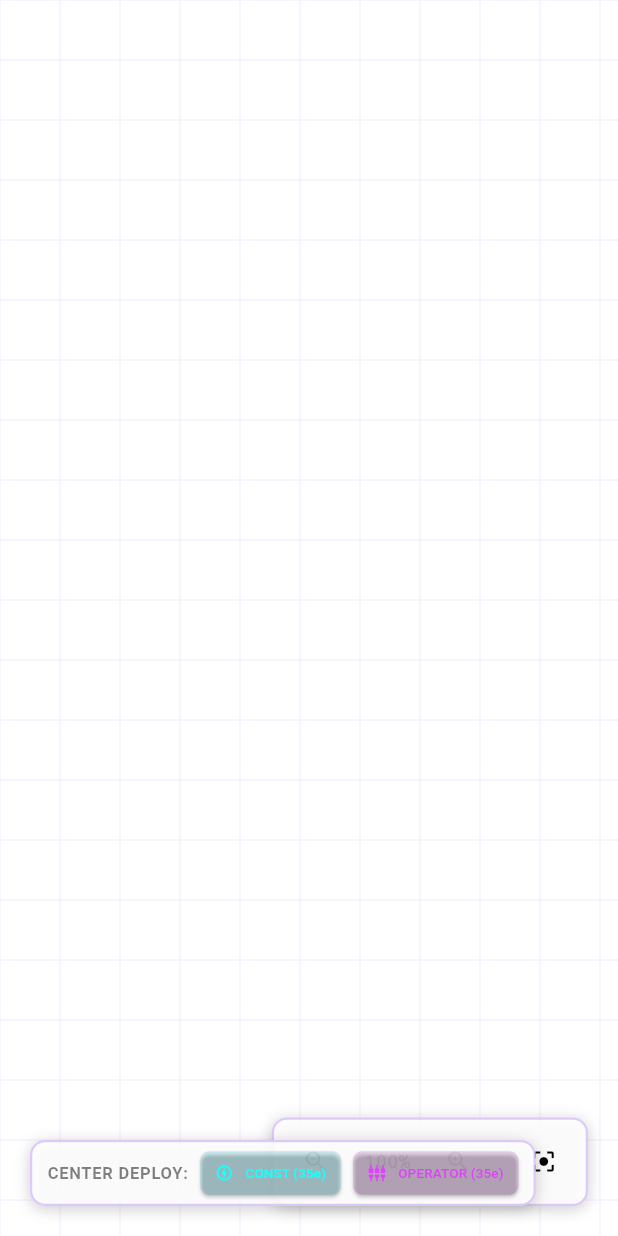
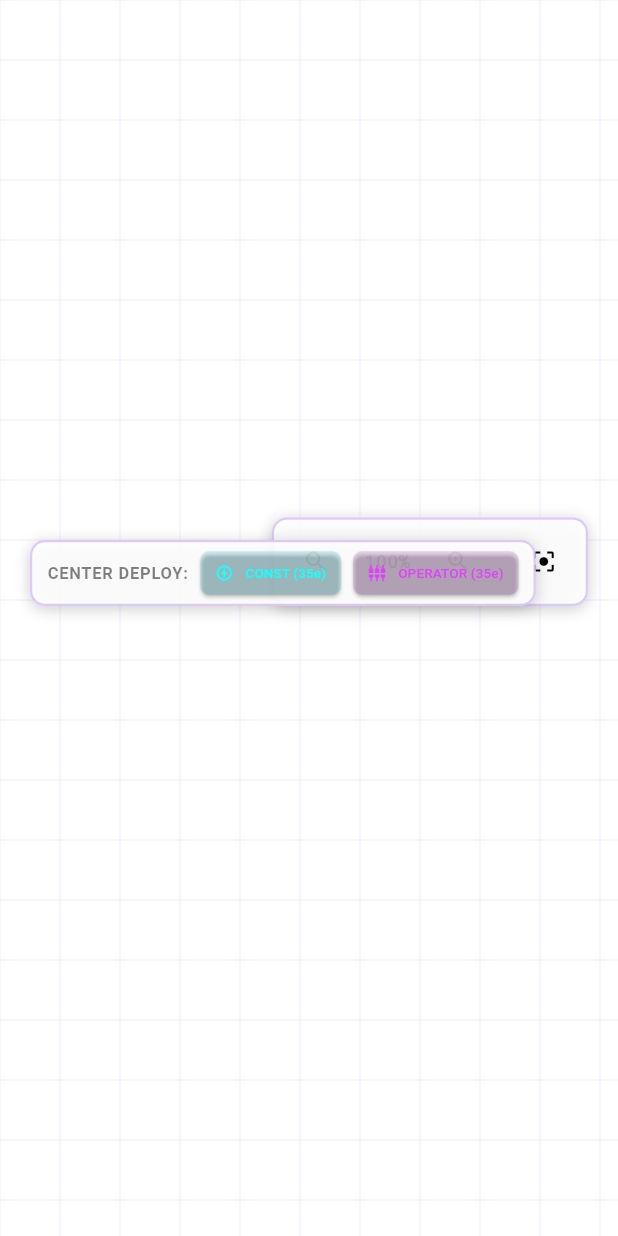
Before and after one commit to mg3994/magic-fun, a Flutter app: the LogicGridCanvas widget shown alone on an empty page, opened directly, on a phone screen of 412 x 824 dp. Run offline on Flutter 3.47's test engine with Material 3 defaults, Android fonts, the phone set to English and light mode, and no system bars; our stand-ins replace go_router, shared_preferences; missing offline and left inert: nowa_runtime; accounts and stored records are empty.

Commit message:
Improve canvas interactions and make UI responsive
- Refactor LogicGridCanvas to use InteractiveViewer for smooth pan/zoom.
- Add mouse wheel and keyboard shortcuts (Ctrl+, Ctrl-, Ctrl0) for zooming.
- Implement a 5000x5000 "infinite" canvas area with automatic content centering.
- Improve node dragging accuracy by accounting for current zoom scale.
- Add collision detection for node creation to prevent overlapping.
- Implement responsive layout: side-by-side sidebars for desktop (>900px) and a TabBar-based switcher for mobile.
- Fix missing dart:math import and layout clipping issues.

Co-authored-by: mg3994 <126542773+mg3994@users.noreply.github.com>

```diff
--- a/lib/components/logic_grid_canvas.dart
+++ b/lib/components/logic_grid_canvas.dart
@@ -1,4 +1,5 @@
 import 'package:flutter/material.dart';
+import 'package:flutter/services.dart';
 import 'dart:async';
 import 'package:nowa_runtime/nowa_runtime.dart';
 import 'package:syncpoint_paradox_logic/globals/app_state.dart';
@@ -21,6 +22,8 @@ class LogicGridCanvas extends StatefulWidget {
 @NowaGenerated()
 class _LogicGridCanvasState extends State<LogicGridCanvas> {
   Timer? _animationTimer;
+  final TransformationController _transformationController =
+      TransformationController();
 
   @override
   void initState() {
@@ -30,11 +33,33 @@ class _LogicGridCanvasState extends State<LogicGridCanvas> {
         setState(() {});
       }
     });
+
+    final state = AppState.of(context, listen: false);
+    _transformationController.value = Matrix4.identity()
+      ..translate(state.canvasOffsetX, state.canvasOffsetY)
+      ..scale(state.canvasScale);
+
+    _transformationController.addListener(_onTransformationChanged);
+  }
+
+  void _onTransformationChanged() {
+    final state = AppState.of(context, listen: false);
+    final matrix = _transformationController.value;
+    final translation = matrix.getTranslation();
+    final scale = matrix.getMaxScaleOnAxis();
+
+    if (scale != state.canvasScale ||
+        translation.x != state.canvasOffsetX ||
+        translation.y != state.canvasOffsetY) {
+      state.updateCanvasTransform(translation.x, translation.y, scale);
+    }
   }
 
   @override
   void dispose() {
     _animationTimer?.cancel();
+    _transformationController.removeListener(_onTransformationChanged);
+    _transformationController.dispose();
     super.dispose();
   }
 
@@ -42,28 +67,63 @@ class _LogicGridCanvasState extends State<LogicGridCanvas> {
   Widget build(BuildContext context) {
     final state = AppState.of(context, listen: true);
     final theme = Theme.of(context);
+    final isHorizontal = MediaQuery.of(context).size.width > 900;
+
+    // Sync from state if needed (e.g. when resetZoom is called)
+    final matrix = _transformationController.value;
+    if ((matrix.getMaxScaleOnAxis() - state.canvasScale).abs() > 0.001 ||
+        (matrix.getTranslation().x - state.canvasOffsetX).abs() > 0.001 ||
+        (matrix.getTranslation().y - state.canvasOffsetY).abs() > 0.001) {
+      _transformationController.value = Matrix4.identity()
+        ..translate(state.canvasOffsetX, state.canvasOffsetY)
+        ..scale(state.canvasScale);
+    }
+
     return LayoutBuilder(
-      builder: (context, constraints) => ClipRect(
+      builder: (context, constraints) => Shortcuts(
+        shortcuts: <ShortcutActivator, Intent>{
+          LogicalKeySet(LogicalKeyboardKey.control, LogicalKeyboardKey.equal):
+              const _ZoomIntent.in_(),
+          LogicalKeySet(LogicalKeyboardKey.control, LogicalKeyboardKey.minus):
+              const _ZoomIntent.out(),
+          LogicalKeySet(LogicalKeyboardKey.control, LogicalKeyboardKey.digit0):
+              const _ZoomIntent.reset(),
+        },
+        child: Actions(
+          actions: <Type, Action<Intent>>{
+            _ZoomIntent: CallbackAction<_ZoomIntent>(
+              onInvoke: (intent) {
+                if (intent.type == _ZoomType.in_) {
+                  state.zoomIn();
+                } else if (intent.type == _ZoomType.out) {
+                  state.zoomOut();
+                } else {
+                  state.resetZoom();
+                }
+                return null;
+              },
+            ),
+          },
+          child: Focus(
+            autofocus: true,
+            child: ClipRect(
               child: Container(
                 color: theme.colorScheme.surfaceContainerLowest,
                 child: Stack(
                   children: [
                     Positioned.fill(
-                child: GestureDetector(
-                  onPanUpdate: (details) {
-                    state.panCanvas(details.delta.dx, details.delta.dy);
-                  },
-                  behavior: HitTestBehavior.opaque,
-                  child: Container(),
-                ),
-              ),
-              Positioned.fill(
-                child: Transform(
-                  transform: Matrix4.identity()
-                    ..translate(state.canvasOffsetX, state.canvasOffsetY)
-                    ..scale(state.canvasScale),
+                      child: InteractiveViewer(
+                        transformationController: _transformationController,
+                        boundaryMargin: const EdgeInsets.all(double.infinity),
+                        minScale: 0.2,
+                        maxScale: 4.0,
+                        child: SizedBox(
+                          width: 5000,
+                          height: 5000,
                           child: Stack(
+                            clipBehavior: Clip.none,
                             children: [
+                              // Larger area for drawing connections
                               Positioned.fill(
                                 child: CustomPaint(
                                   painter: ConnectionPainter(
@@ -84,23 +144,19 @@ class _LogicGridCanvasState extends State<LogicGridCanvas> {
                             node.calculatedValue < node.targetValueRangeMin ||
                             node.calculatedValue > node.targetValueRangeMax;
                         return Positioned(
-                          left: node.posX,
-                          top: node.posY,
+                          left: node.posX + 2500,
+                          top: node.posY + 2500,
                           child: GestureDetector(
                             onPanUpdate: (details) {
-                              final scaledDx =
-                                  details.delta.dx / state.canvasScale;
-                              final scaledDy =
-                                  details.delta.dy / state.canvasScale;
-                              final newX = (node.posX + scaledDx).clamp(
-                                0.0,
-                                1600.0,
-                              ).toDouble();
-                              final newY = (node.posY + scaledDy).clamp(
-                                0.0,
-                                1200.0,
-                              ).toDouble();
-                              state.updateNodePosition(node.id, newX, newY);
+                              final scale =
+                                  _transformationController.value.getMaxScaleOnAxis();
+                              final scaledDx = details.delta.dx / scale;
+                              final scaledDy = details.delta.dy / scale;
+                              state.updateNodePosition(
+                                node.id,
+                                node.posX + scaledDx,
+                                node.posY + scaledDy,
+                              );
                             },
                             onTap: () {
                               state.selectNode(node);
@@ -116,6 +172,7 @@ class _LogicGridCanvasState extends State<LogicGridCanvas> {
                         );
                       }),
                             ],
+                          ),
                         ),
                       ),
                     ),
@@ -171,7 +228,7 @@ class _LogicGridCanvasState extends State<LogicGridCanvas> {
                   ),
                 ),
                     Positioned(
-                bottom: 20.0,
+                      bottom: isHorizontal ? 20.0 : 420.0,
                       right: 20.0,
                       child: Container(
                   padding: const EdgeInsets.all(4.0),
@@ -236,7 +293,7 @@ class _LogicGridCanvasState extends State<LogicGridCanvas> {
                 ),
               ),
               Positioned(
-                bottom: 20.0,
+                      bottom: isHorizontal ? 20.0 : 420.0,
                       left: 20.0,
                       child: Container(
                   padding: const EdgeInsets.symmetric(
@@ -366,6 +423,19 @@ class _LogicGridCanvasState extends State<LogicGridCanvas> {
                 ),
               ),
             ),
+          ),
+        ),
+      ),
     );
   }
 }
+
+enum _ZoomType { in_, out, reset }
+
+class _ZoomIntent extends Intent {
+  const _ZoomIntent.in_() : type = _ZoomType.in_;
+  const _ZoomIntent.out() : type = _ZoomType.out;
+  const _ZoomIntent.reset() : type = _ZoomType.reset;
+
+  final _ZoomType type;
+}
--- a/lib/components/reality_tree_sidebar.dart
+++ b/lib/components/reality_tree_sidebar.dart
@@ -35,8 +35,10 @@ class _RealityTreeSidebarState extends State<RealityTreeSidebar> {
   Widget build(BuildContext context) {
     final state = AppState.of(context, listen: true);
     final theme = Theme.of(context);
+    final isHorizontal = MediaQuery.of(context).size.width > 900;
+
     return Container(
-      width: 320,
+      width: isHorizontal ? 320 : null,
       decoration: BoxDecoration(
         color: theme.colorScheme.surface.withValues(alpha: 0.95),
         border: Border(
--- a/lib/components/telemetry_dashboard.dart
+++ b/lib/components/telemetry_dashboard.dart
@@ -13,6 +13,7 @@ class TelemetryDashboard extends StatelessWidget {
   Widget build(BuildContext context) {
     final state = AppState.of(context, listen: true);
     final theme = Theme.of(context);
+    final isHorizontal = MediaQuery.of(context).size.width > 900;
     final minutes = (state.ticksElapsed ~/ 60).toString().padLeft(2, '0');
     final seconds = (state.ticksElapsed % 60).toString().padLeft(2, '0');
     final timeStr = '${minutes}:${seconds}';
@@ -30,7 +31,7 @@ class TelemetryDashboard extends StatelessWidget {
               ? Colors.amber.withValues(alpha: 0.05)
               : Colors.red.withValues(alpha: 0.08));
     return Container(
-      width: 320,
+      width: isHorizontal ? 320 : null,
       decoration: BoxDecoration(
         color: panelBg,
         border: Border(
--- a/lib/connection_painter.dart
+++ b/lib/connection_painter.dart
@@ -51,8 +51,8 @@ class ConnectionPainter extends CustomPainter {
         if (sourceNode == null) {
           continue;
         }
-        final start = Offset(sourceNode.posX + 250, sourceNode.posY + 70);
-        final end = Offset(targetNode.posX, targetNode.posY + 70);
+        final start = Offset(sourceNode.posX + 250 + 2500, sourceNode.posY + 70 + 2500);
+        final end = Offset(targetNode.posX + 2500, targetNode.posY + 70 + 2500);
         final controlPoint1 = Offset(start.dx + 60, start.dy);
         final controlPoint2 = Offset(end.dx - 60, end.dy);
         final path = Path();
```
Also changed, not shown: lib/globals/app_state.dart (+33 -2 lines), lib/pages/home_page.dart (+42 -6 lines), pubspec.lock. Lines whose indentation alone changed are shown as unchanged.
